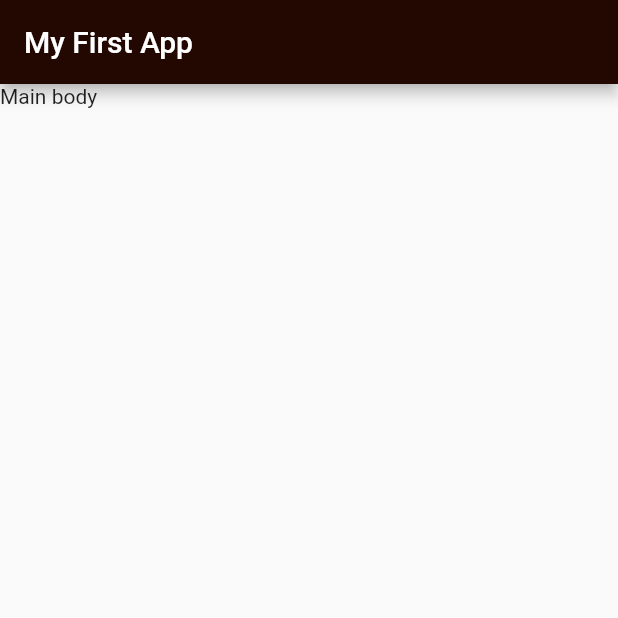
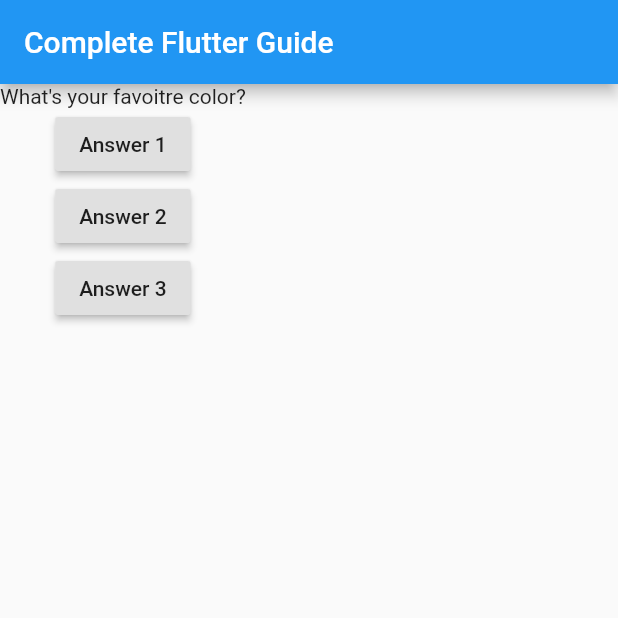
Before and after one commit to ColinMcC76/flutter_complete_guide, a Flutter app: the screen it shows after launch, on a phone screen of 412 x 824 dp, the top half of it. Run offline on Flutter 3.47's test engine with Material 2 defaults, Android fonts, the phone set to English and light mode, and no system bars.

Commit message:
set state of question to change

```diff
--- a/lib/main.dart
+++ b/lib/main.dart
@@ -10,59 +10,55 @@ class MyApp extends StatefulWidget {
 class MyAppState extends State<MyApp> {
   int questionIndex = 0;
   void answerQuestion() {
-    questionIndex += 1;
+    setState(()=>{
+      questionIndex += 1
+
+    });
+    print(questionIndex);
   }
 
   @override
   Widget build(BuildContext context) {
+    var questions = [
+      "What's your favoitre color?",
+      "What's your favoite animal?",
+    ];
     return MaterialApp(
       home: Scaffold(
         appBar: AppBar(
-          title: Text('My First App'),
-          backgroundColor: Color(0xff230802),
+          title: Text('Complete Flutter Guide'),
         ),
-        body: Text('Main body'),
+        body: Column(
+          children: [
+            Text(
+              questions[questionIndex],
+            ),
+            RaisedButton(
+              child: Text('Answer 1'),
+              onPressed: answerQuestion),
+            RaisedButton(
+              child: Text('Answer 2'),
+              onPressed: () => {print('Answer 2 confirmed')},
+            ),
+            RaisedButton(
+              child: Text('Answer 3'),
+              onPressed: () => {print('Answer 3 confirmed')},
+            ),
+          ],
+        ),
       ),
     );
   }
 }
-// class MyApp extends StatefulWidget {
-//   var questionIndex = 0;
-
-//   void answerQuestion() {
-//     questionIndex = questionIndex + 1;
-
-//   }
-
-//   @override
-//   Widget build(BuildContext context) {
-//     var questions = [
-//       'What\'s your favoitre color?',
-//       'What\'s your favoite animal?',
-//     ];
-//     return MaterialApp(
-//       home: Scaffold(
-//         appBar: AppBar(
-//           title: Text('Complete Flutter Guide'),
-//         ),
-//         body: Column(
-//           children: [
-//             Text(questions[questionIndex]),
-//             RaisedButton(
-//               child: Text('Answer 1'),
-//               onPressed: answerQuestion,
-//             ),
-//             RaisedButton(
-//               child: Text('Answer 2'),
-//               onPressed: () => {print('Answer 2 confirmed')},
-//             ),
-//             RaisedButton(
-//               child: Text('Answer 3'),
-//               onPressed: () => {print('Answer 3 confirmed')},
-//             ),
-//           ],
-//         ),
+// Widget build(BuildContext context) {
+//   return MaterialApp(
+//     home: Scaffold(
+//       appBar: AppBar(
+//         title: Text('My First App'),
+//         backgroundColor: Color(0xff230802),
 //       ),
-//     );
-//   }
+//       body: Text('Main body'),
+//     ),
+//   );
 // }
+// }
```
